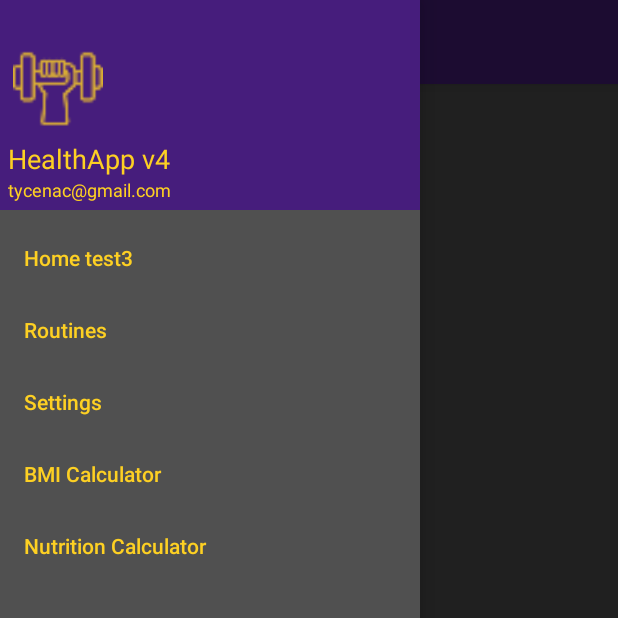
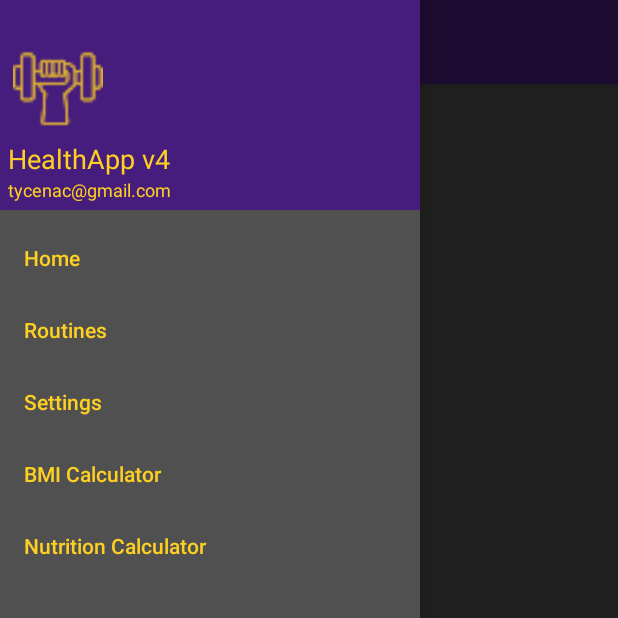
Before and after one commit to tylercenac/HealthApp, an Android app: the screen it shows after launch (MainActivity), with the side drawer open, on a phone screen of 412 x 824 dp, the top half of it. Run offline under Robolectric (Android 15) with nearby library versions, the phone set to English and light mode, and no system bars.

Commit message:
test3 successful - this commit reverts changes

```diff
--- a/app/src/main/res/values/strings.xml
+++ b/app/src/main/res/values/strings.xml
@@ -1,6 +1,6 @@
 <resources>
     <string name="app_name">HealthApp v4</string>
-    <string name="m_home">Home test3</string>
+    <string name="m_home">Home</string>
     <string name="m_routines">Routines</string>
     <string name="m_settings">Settings</string>
     <string name="m_bmi">BMI Calculator</string>
```
